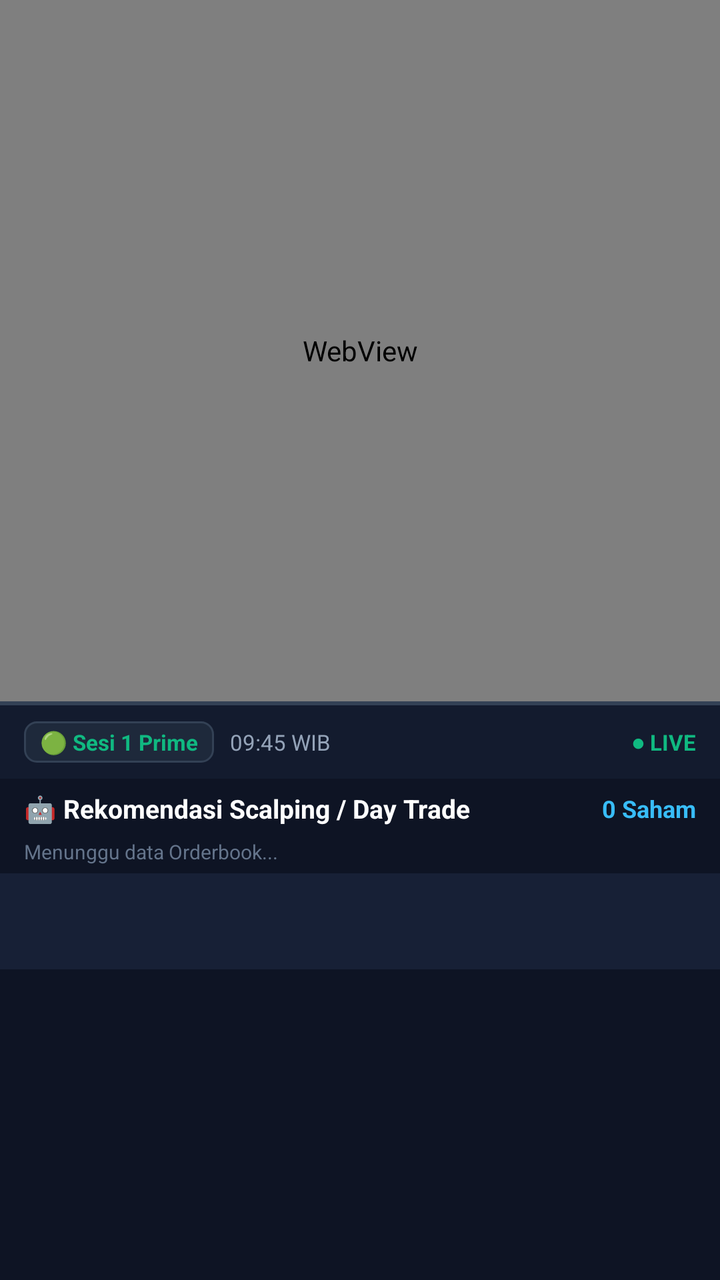
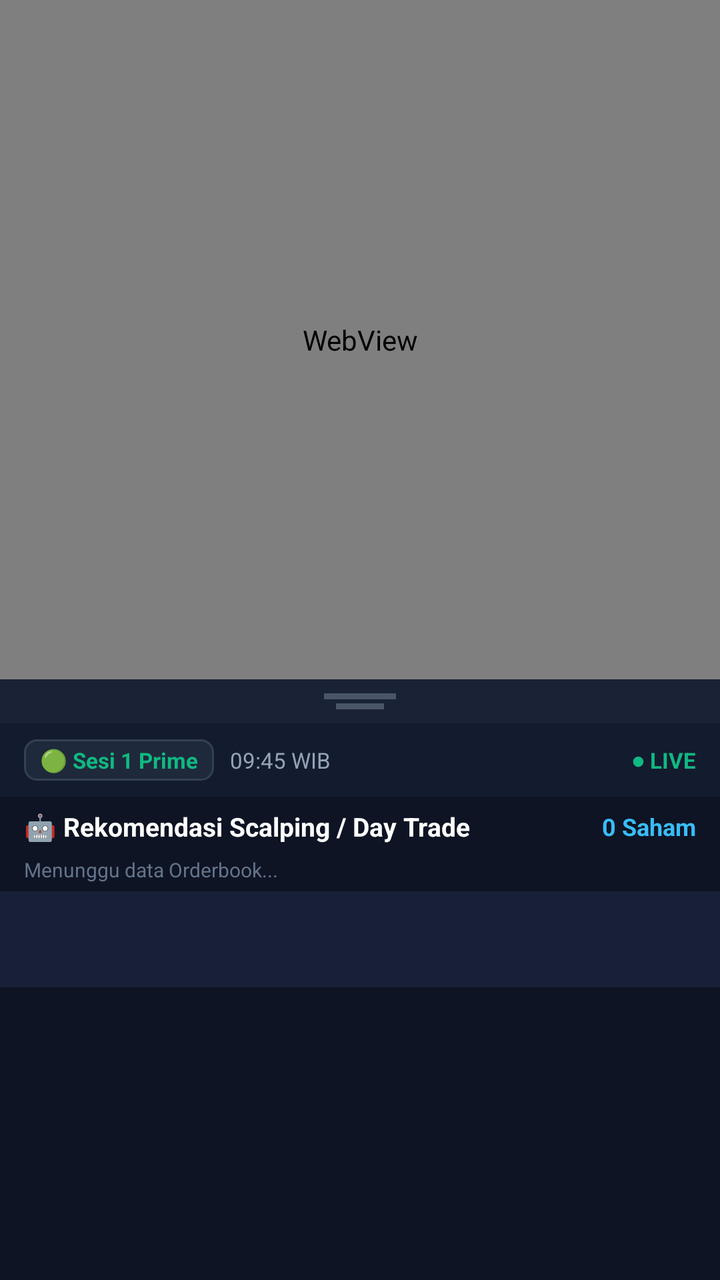

Before-and-after screenshots of an Android layout around one commit, followed by the original layout XML and the change that was made.
<!-- AndroidManifest.xml: application theme Theme.AppScalping -->
<!-- res/layout/activity_main.xml -->
<?xml version="1.0" encoding="utf-8"?>
<LinearLayout xmlns:android="http://schemas.android.com/apk/res/android"
    xmlns:app="http://schemas.android.com/apk/res-auto"
    android:layout_width="match_parent"
    android:layout_height="match_parent"
    android:background="@color/bg_panel"
    android:orientation="vertical">

    
    <FrameLayout
        android:layout_width="match_parent"
        android:layout_height="0dp"
        android:layout_weight="55">

        
        <WebView
            android:id="@+id/webViewMovers"
            android:layout_width="1280dp"
            android:layout_height="720dp"
            android:alpha="0" />

        <WebView
            android:id="@+id/webViewStockbit"
            android:layout_width="match_parent"
            android:layout_height="match_parent" />

        <ProgressBar
            android:id="@+id/webViewProgressBar"
            style="?android:attr/progressBarStyleHorizontal"
            android:layout_width="match_parent"
            android:layout_height="4dp"
            android:layout_gravity="top"
            android:indeterminate="true"
            android:visibility="gone" />
    </FrameLayout>

    
    <View
        android:layout_width="match_parent"
        android:layout_height="2dp"
        android:background="@color/divider_color" />

    
    <LinearLayout
        android:layout_width="match_parent"
        android:layout_height="0dp"
        android:layout_weight="45"
        android:background="@color/bg_panel"
        android:orientation="vertical">

        
        <LinearLayout
            android:layout_width="match_parent"
            android:layout_height="wrap_content"
            android:background="#131B2E"
            android:gravity="center_vertical"
            android:orientation="horizontal"
            android:paddingHorizontal="12dp"
            android:paddingVertical="8dp">

            <TextView
                android:id="@+id/tvSessionBadge"
                android:layout_width="wrap_content"
                android:layout_height="wrap_content"
                android:background="@drawable/bg_chip"
                android:paddingHorizontal="8dp"
                android:paddingVertical="3dp"
                android:text="🟢 Sesi 1 Prime"
                android:textColor="@color/signal_green"
                android:textSize="11sp"
                android:textStyle="bold" />

            <TextView
                android:id="@+id/tvSessionTime"
                android:layout_width="wrap_content"
                android:layout_height="wrap_content"
                android:layout_marginStart="8dp"
                android:text="09:45 WIB"
                android:textColor="@color/text_secondary"
                android:textSize="11sp" />

            <View
                android:layout_width="0dp"
                android:layout_height="1dp"
                android:layout_weight="1" />

            <TextView
                android:id="@+id/tvLiveStatus"
                android:layout_width="wrap_content"
                android:layout_height="wrap_content"
                android:text="@string/live_badge"
                android:textColor="@color/signal_green"
                android:textSize="11sp"
                android:textStyle="bold" />
        </LinearLayout>

        
        <LinearLayout
            android:layout_width="match_parent"
            android:layout_height="wrap_content"
            android:gravity="center_vertical"
            android:orientation="horizontal"
            android:paddingHorizontal="12dp"
            android:paddingVertical="6dp">

            <TextView
                android:layout_width="wrap_content"
                android:layout_height="wrap_content"
                android:text="🤖 Rekomendasi Scalping / Day Trade"
                android:textColor="@color/text_primary"
                android:textSize="13sp"
                android:textStyle="bold" />

            <View
                android:layout_width="0dp"
                android:layout_height="1dp"
                android:layout_weight="1" />

            <TextView
                android:id="@+id/tvStockCount"
                android:layout_width="wrap_content"
                android:layout_height="wrap_content"
                android:text="0 Saham"
                android:textColor="@color/brand_accent"
                android:textSize="12sp"
                android:textStyle="bold" />
        </LinearLayout>

        
        <TextView
            android:id="@+id/tvStatusLog"
            android:layout_width="match_parent"
            android:layout_height="wrap_content"
            android:ellipsize="end"
            android:maxLines="1"
            android:paddingHorizontal="12dp"
            android:paddingBottom="4dp"
            android:text="Menunggu data Orderbook..."
            android:textColor="@color/text_muted"
            android:textSize="10sp" />

        
        <com.google.android.material.tabs.TabLayout
            android:id="@+id/tabLayout"
            android:layout_width="match_parent"
            android:layout_height="wrap_content"
            android:background="@color/bg_card"
            app:tabIndicatorColor="@color/brand_primary"
            app:tabSelectedTextColor="@color/brand_primary"
            app:tabTextColor="@color/text_secondary"
            app:tabMode="fixed"
            app:tabGravity="fill" />

        
        <LinearLayout
            android:id="@+id/llActiveTradeBanner"
            android:layout_width="match_parent"
            android:layout_height="wrap_content"
            android:orientation="horizontal"
            android:background="#2E7D32"
            android:paddingHorizontal="12dp"
            android:paddingVertical="8dp"
            android:gravity="center_vertical"
            android:visibility="gone">

            <TextView
                android:layout_width="wrap_content"
                android:layout_height="wrap_content"
                android:text="💼 Portfolio:"
                android:textColor="@android:color/white"
                android:textSize="12sp"
                android:textStyle="bold" />

            <TextView
                android:id="@+id/tvActiveTradeStatus"
                android:layout_width="0dp"
                android:layout_height="wrap_content"
                android:layout_weight="1"
                android:layout_marginStart="8dp"
                android:text="PYFA: +2.5% (Tahan)"
                android:textColor="@android:color/white"
                android:textSize="12sp"
                android:textStyle="bold" />

        </LinearLayout>

        
        <androidx.viewpager2.widget.ViewPager2
            android:id="@+id/viewPager"
            android:layout_width="match_parent"
            android:layout_height="0dp"
            android:layout_weight="1" />
    </LinearLayout>

</LinearLayout>
<!-- resources referenced by this layout -->
<resources>
  <color name="bg_card">#172036</color>
  <color name="bg_panel">#0E1424</color>
  <color name="brand_accent">#38BDF8</color>
  <color name="brand_primary">#0EA5E9</color>
  <color name="divider_color">#334155</color>
  <color name="signal_green">#10B981</color>
  <color name="text_muted">#64748B</color>
  <color name="text_primary">#FFFFFF</color>
  <color name="text_secondary">#94A3B8</color>
  <!-- drawable bg_chip (drawable) -->
  <?xml version="1.0" encoding="utf-8"?>
  <shape xmlns:android="http://schemas.android.com/apk/res/android"
      android:shape="rectangle">
      <corners android:radius="6dp" />
      <solid android:color="#1E293B" />
      <stroke android:width="1dp" android:color="#334155" />
  </shape>
  <string name="live_badge">● LIVE</string>
  <style name="Theme.AppScalping" parent="Theme.Material3.DayNight.NoActionBar">
          <item name="android:statusBarColor">@color/bg_panel</item>
          <item name="android:windowLightStatusBar">false</item>
          <item name="android:navigationBarColor">@color/bg_panel</item>
          <item name="colorPrimary">@color/brand_primary</item>
          <item name="colorSecondary">@color/brand_accent</item>
      </style>
</resources>

<!-- the commit's change to res/layout/activity_main.xml (unified diff, before → after) -->
@@ -8,6 +8,7 @@
 
     
     <FrameLayout
+        android:id="@+id/webViewContainer"
         android:layout_width="match_parent"
         android:layout_height="0dp"
         android:layout_weight="55">
@@ -35,13 +36,35 @@
     </FrameLayout>
 
     
-    <View
+    <LinearLayout
+        android:id="@+id/dividerDragHandle"
         android:layout_width="match_parent"
-        android:layout_height="2dp"
-        android:background="@color/divider_color" />
+        android:layout_height="22dp"
+        android:background="#1A2235"
+        android:gravity="center"
+        android:orientation="vertical"
+        android:clickable="true"
+        android:focusable="true">
+
+        
+        <View
+            android:layout_width="36dp"
+            android:layout_height="3dp"
+            android:layout_marginBottom="2dp"
+            android:background="#4A5568"
+            android:backgroundTint="#4A5568" />
+
+        <View
+            android:layout_width="24dp"
+            android:layout_height="3dp"
+            android:background="#4A5568"
+            android:backgroundTint="#4A5568" />
+
+    </LinearLayout>
 
     
     <LinearLayout
+        android:id="@+id/aiPanelContainer"
         android:layout_width="match_parent"
         android:layout_height="0dp"
         android:layout_weight="45"
<!-- resource entries referenced after the edit -->
@@ -4,7 +4,6 @@
   <color name="bg_panel">#0E1424</color>
   <color name="brand_accent">#38BDF8</color>
   <color name="brand_primary">#0EA5E9</color>
-  <color name="divider_color">#334155</color>
   <color name="signal_green">#10B981</color>
   <color name="text_muted">#64748B</color>
   <color name="text_primary">#FFFFFF</color>
